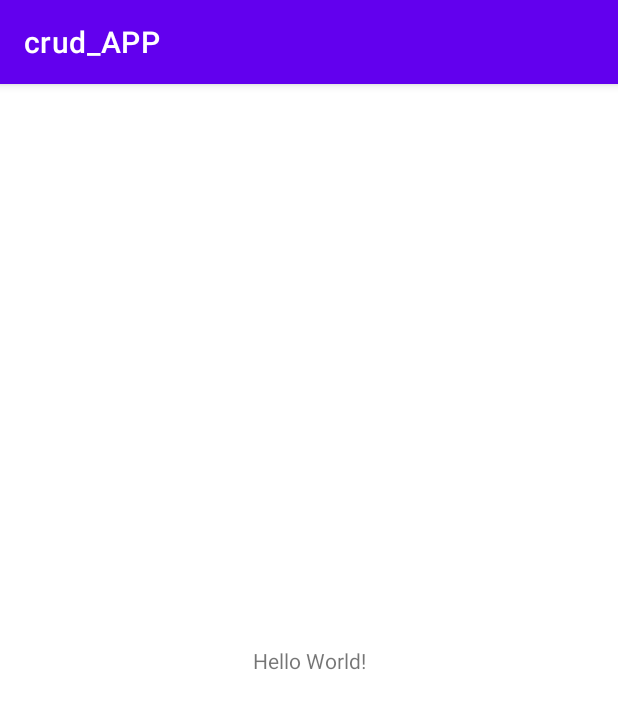
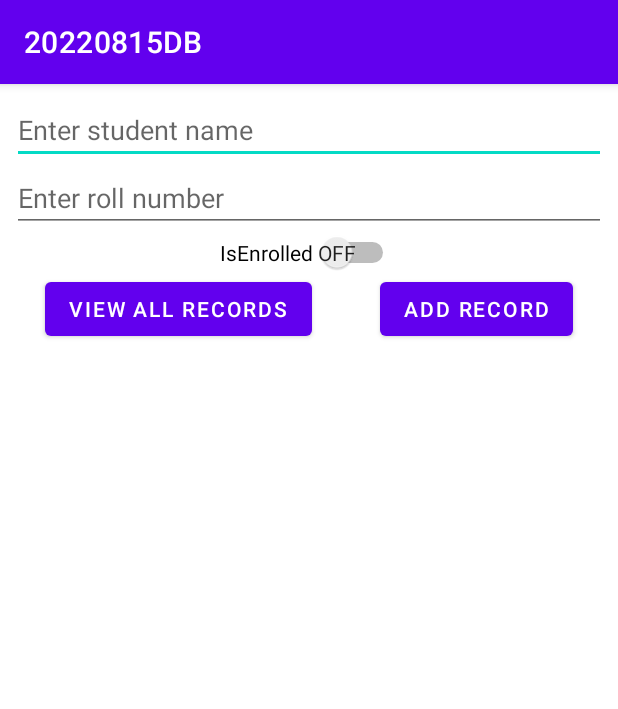
Before and after one commit to mmaazjavaid/crud_APP, an Android app: the screen it shows after launch (MainActivity), on a phone screen of 412 x 824 dp. Shown: the top 709 px of the screen. Run offline under Robolectric (Android 15) with nearby library versions, the phone set to English and light mode, and no system bars.

Commit message:
added main activity xml and strings

```diff
--- a/app/src/main/java/com/example/crud_app/MainActivity.java
+++ b/app/src/main/java/com/example/crud_app/MainActivity.java
@@ -3,97 +3,62 @@ package com.example.crud_app;
 import androidx.appcompat.app.AppCompatActivity;
 
 import android.os.Bundle;
+import android.view.View;
+import android.widget.ArrayAdapter;
+import android.widget.Button;
+import android.widget.EditText;
+import android.widget.ListView;
+import android.widget.Switch;
+import android.widget.Toast;
+
+import java.util.List;
 
 public class MainActivity extends AppCompatActivity {
 
+    Button buttonAdd, buttonViewAll;
+    EditText editName, editRollNumber;
+    Switch switchIsActive;
+    ListView listViewStudent;
     @Override
     protected void onCreate(Bundle savedInstanceState) {
         super.onCreate(savedInstanceState);
         setContentView(R.layout.activity_main);
+
+        buttonAdd = findViewById(R.id.buttonAdd);
+        buttonViewAll = findViewById(R.id.buttonViewAll);
+        editName = findViewById(R.id.editTextName);
+        editRollNumber = findViewById(R.id.editTextRollNumber);
+        switchIsActive = findViewById(R.id.switchStudent);
+        listViewStudent = findViewById(R.id.listViewStudent);
+
+        buttonAdd.setOnClickListener(new View.OnClickListener() {
+            StudentModel studentModel;
+
+            @Override
+            public void onClick(View v) {
+                try {
+                    studentModel = new StudentModel(editName.getText().toString(), Integer.parseInt(editRollNumber.getText().toString()), switchIsActive.isChecked());
+                    //Toast.makeText(MainActivity.this, studentModel.toString(), Toast.LENGTH_SHORT).show();
+                }
+                catch (Exception e){
+                    Toast.makeText(MainActivity.this, "Error", Toast.LENGTH_SHORT).show();
+                }
+                DBHelper dbHelper  = new DBHelper(MainActivity.this);
+                dbHelper.addStudent(studentModel);
+            }
+        });
+
+        buttonViewAll.setOnClickListener(new View.OnClickListener() {
+            @Override
+            public void onClick(View v) {
+                DBHelper dbHelper = new DBHelper(MainActivity.this);
+                List<StudentModel> list = dbHelper.getAllStudents();
+                ArrayAdapter arrayAdapter = new ArrayAdapter<StudentModel>
+                        (MainActivity.this, android.R.layout.simple_list_item_1,list);
+                listViewStudent.setAdapter(arrayAdapter);
+
+            }
+        });
+
     }
-
-
-
-//    Button buttonAdd, buttonViewAll,delbtn,upbtn;
-//    EditText editName, editRollNumber,delroll,uproll;
-//    Switch switchIsActive;
-//    ListView listViewStudent;
-//    @Override
-//    protected void onCreate(Bundle savedInstanceState) {
-//        super.onCreate(savedInstanceState);
-//        setContentView(R.layout.activity_main);
-//
-//        buttonAdd = findViewById(R.id.buttonAdd);
-//        buttonViewAll = findViewById(R.id.buttonViewAll);
-//        editName = findViewById(R.id.editTextName);
-//        editRollNumber = findViewById(R.id.editTextRollNumber);
-//        switchIsActive = findViewById(R.id.switchStudent);
-//        listViewStudent = findViewById(R.id.listViewStudent);
-//        delbtn=findViewById(R.id.delbtn);
-//        upbtn=findViewById(R.id.upbtn);
-//        delroll=findViewById(R.id.delroll);
-//        uproll=findViewById(R.id.uproll);
-//
-//        buttonAdd.setOnClickListener(new View.OnClickListener() {
-//            StudentModel studentModel;
-//
-//            @Override
-//            public void onClick(View v) {
-//                try {
-//                    studentModel = new StudentModel(editName.getText().toString(), Integer.parseInt(editRollNumber.getText().toString()), switchIsActive.isChecked());
-//                    //Toast.makeText(MainActivity.this, studentModel.toString(), Toast.LENGTH_SHORT).show();
-//                }
-//                catch (Exception e){
-//                    Toast.makeText(MainActivity.this, "Error", Toast.LENGTH_SHORT).show();
-//                }
-//                DBHelper dbHelper  = new DBHelper(MainActivity.this);
-//                dbHelper.addStudent(studentModel);
-//                editName.setText("");
-//                editRollNumber.setText("");
-//                switchIsActive.setChecked(false);
-//            }
-//        });
-//
-//        delbtn.setOnClickListener(new View.OnClickListener() {
-//            StudentModel studentModel;
-//            @Override
-//            public void onClick(View view) {
-//                studentModel = new StudentModel(Integer.parseInt(delroll.getText().toString()));
-//                DBHelper dbHelper  = new DBHelper(MainActivity.this);
-//                dbHelper.deleteStudent(studentModel);
-//                delroll.setText("");
-//            }
-//        });
-//
-//        upbtn.setOnClickListener(new View.OnClickListener() {
-//            StudentModel studentModel;
-//            @Override
-//            public void onClick(View view) {
-//                try {
-//                    studentModel = new StudentModel(editName.getText().toString(), Integer.parseInt(editRollNumber.getText().toString()), switchIsActive.isChecked(),Integer.parseInt(uproll.getText().toString()));
-//                    //Toast.makeText(MainActivity.this, studentModel.toString(), Toast.LENGTH_SHORT).show();
-//                }
-//                catch (Exception e){
-//                    Toast.makeText(MainActivity.this, "Error", Toast.LENGTH_SHORT).show();
-//                }
-//                DBHelper dbHelper  = new DBHelper(MainActivity.this);
-//                dbHelper.updateStudent(studentModel);
-//                editName.setText("");
-//                editRollNumber.setText("");
-//                uproll.setText("");
-//            }
-//        });
-//
-//        buttonViewAll.setOnClickListener(new View.OnClickListener() {
-//            @Override
-//            public void onClick(View v) {
-//                DBHelper dbHelper = new DBHelper(MainActivity.this);
-//                List<StudentModel> list = dbHelper.getAllStudents();
-//                ArrayAdapter arrayAdapter = new ArrayAdapter<StudentModel>
-//                        (MainActivity.this, android.R.layout.simple_list_item_1,list);
-//                listViewStudent.setAdapter(arrayAdapter);
-//
-//            }
-//        });
-
 }
--- a/app/src/main/res/layout/activity_main.xml
+++ b/app/src/main/res/layout/activity_main.xml
@@ -6,13 +6,74 @@
     android:layout_height="match_parent"
     tools:context=".MainActivity">
 
-    <TextView
-        android:layout_width="wrap_content"
+    <EditText
+        android:id="@+id/editTextName"
+        android:layout_width="match_parent"
         android:layout_height="wrap_content"
-        android:text="Hello World!"
-        app:layout_constraintBottom_toBottomOf="parent"
+        android:layout_marginStart="8dp"
+        android:layout_marginTop="8dp"
+        android:layout_marginEnd="8dp"
+        android:hint="@string/StudentName"
+        android:inputType="textPersonName"
         app:layout_constraintEnd_toEndOf="parent"
         app:layout_constraintStart_toStartOf="parent"
         app:layout_constraintTop_toTopOf="parent" />
 
+    <EditText
+        android:id="@+id/editTextRollNumber"
+        android:layout_width="0dp"
+        android:layout_height="wrap_content"
+        android:layout_marginStart="8dp"
+        android:layout_marginEnd="8dp"
+        android:ems="10"
+        android:hint="@string/RollNumber"
+        android:inputType="number"
+        app:layout_constraintEnd_toEndOf="parent"
+        app:layout_constraintStart_toStartOf="parent"
+        app:layout_constraintTop_toBottomOf="@+id/editTextName" />
+
+    <Switch
+        android:id="@+id/switchStudent"
+        android:layout_width="wrap_content"
+        android:layout_height="wrap_content"
+        android:layout_marginStart="8dp"
+        android:layout_marginEnd="8dp"
+        android:showText="true"
+        android:text="@string/IsEnrolled"
+        android:visibility="visible"
+        app:layout_constraintEnd_toEndOf="parent"
+        app:layout_constraintStart_toStartOf="parent"
+        app:layout_constraintTop_toBottomOf="@+id/editTextRollNumber" />
+
+    <Button
+        android:id="@+id/buttonViewAll"
+        android:layout_width="wrap_content"
+        android:layout_height="wrap_content"
+        android:layout_marginStart="30dp"
+        android:text="@string/ButtonViewAll"
+        app:layout_constraintStart_toStartOf="parent"
+        app:layout_constraintTop_toBottomOf="@+id/switchStudent" />
+
+    <Button
+        android:id="@+id/buttonAdd"
+        android:layout_width="wrap_content"
+        android:layout_height="wrap_content"
+        android:layout_marginEnd="30dp"
+        android:text="@string/Add"
+        app:layout_constraintBottom_toBottomOf="@+id/buttonViewAll"
+        app:layout_constraintEnd_toEndOf="parent"
+        app:layout_constraintTop_toTopOf="@+id/buttonViewAll"
+        app:layout_constraintVertical_bias="0.0" />
+
+    <ListView
+        android:id="@+id/listViewStudent"
+        android:layout_width="match_parent"
+        android:layout_height="wrap_content"
+        android:layout_marginTop="32dp"
+        app:layout_constraintEnd_toEndOf="parent"
+        app:layout_constraintHorizontal_bias="0.0"
+        app:layout_constraintStart_toStartOf="parent"
+        app:layout_constraintTop_toBottomOf="@+id/buttonAdd" />
+
+
 </androidx.constraintlayout.widget.ConstraintLayout>
--- a/app/src/main/res/values/strings.xml
+++ b/app/src/main/res/values/strings.xml
@@ -1,3 +1,8 @@
 <resources>
-    <string name="app_name">crud_APP</string>
+    <string name="app_name">20220815DB</string>
+    <string name="StudentName">Enter student name</string>
+    <string name="RollNumber">Enter roll number</string>
+    <string name="IsEnrolled">IsEnrolled</string>
+    <string name="ButtonViewAll">View All Records</string>
+    <string name="Add">Add Record</string>
 </resources>
```
